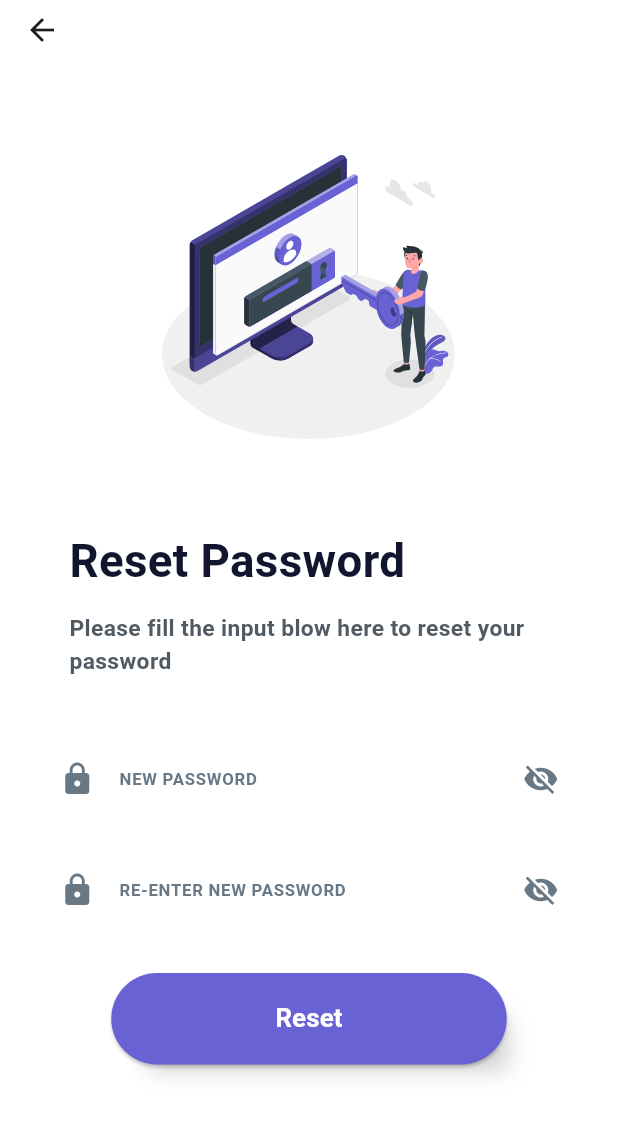
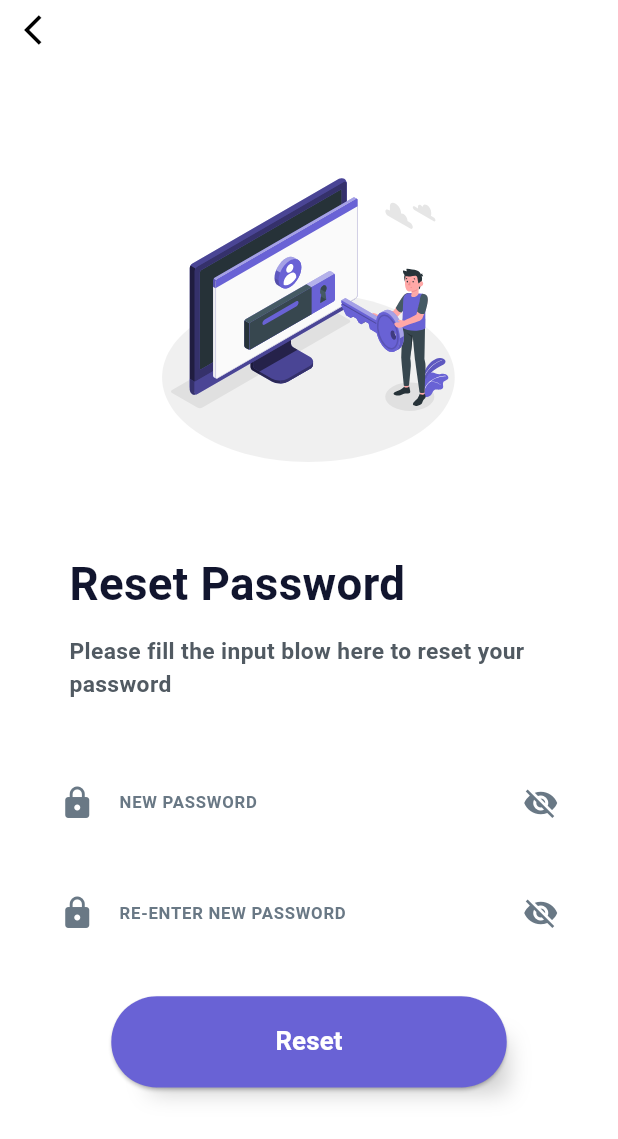
Before and after one commit to ahmed-taha1/Holdy-front-end, a Flutter app: the OtpValidationView screen opened by its route, after a tap on "Proceed", on a phone screen of 412 x 824 dp. Shown: the top 1139 px of the screen. Run offline on Flutter 3.47's test engine with Material 3 defaults, Android fonts, the phone set to English and light mode, and no system bars; our stand-ins replace flutter_screenutil, flutter_svg, go_router.

Commit message:
custom app bar added

```diff
--- a/lib/accounts_protector_app.dart
+++ b/lib/accounts_protector_app.dart
@@ -19,8 +19,8 @@ class AccountsProtectorApp extends StatelessWidget {
         theme: ThemeData(
           fontFamily: 'KinesisPro',
           scaffoldBackgroundColor: AppColors.white,
-          primaryColor: AppColors.blackPurple,
-          primarySwatch: Colors.grey,
+          // primaryColor: AppColors.blackPurple,
+          // primarySwatch: Colors.grey,
           // colorScheme: ColorScheme.fromSeed(seedColor: Colors.blue),
           // useMaterial3: true,
           textTheme: ThemeData.light().textTheme,
--- a/lib/core/routing/app_router.dart
+++ b/lib/core/routing/app_router.dart
@@ -29,6 +29,6 @@ abstract class AppRouter {
           path: Routes.platformsView.path,
           builder: (context, state) => const PlatformsView()),
     ],
-    initialLocation: Routes.platformsView.path,
+    initialLocation: Routes.loginView.path,
   );
 }
--- /dev/null
+++ b/lib/core/widgets/custom_app_app_bar_with_back.dart
@@ -0,0 +1,28 @@
+import 'package:flutter/material.dart';
+import 'package:flutter_screenutil/flutter_screenutil.dart';
+import 'package:go_router/go_router.dart';
+
+class CustomAppBarWithBack extends StatelessWidget implements PreferredSizeWidget{
+  const CustomAppBarWithBack({super.key});
+
+  @override
+  Widget build(BuildContext context) {
+    return AppBar(
+      leading: GestureDetector(
+        onTap: () {
+          context.pop();
+        },
+        child: const Icon(
+          Icons.arrow_back_ios,
+          color: Colors.black,
+        ),
+      ),
+      backgroundColor: Colors.transparent,
+      elevation: 0,
+      toolbarHeight: 40.h,
+    );
+  }
+
+  @override
+  Size get preferredSize => const Size.fromHeight(kToolbarHeight);
+}
--- a/lib/features/authentication/ui/views/otp_validation_view.dart
+++ b/lib/features/authentication/ui/views/otp_validation_view.dart
@@ -1,5 +1,6 @@
 import 'package:flutter/material.dart';
 import 'package:flutter_screenutil/flutter_screenutil.dart';
+import '../../../../core/widgets/custom_app_app_bar_with_back.dart';
 import '../widgets/otp_validation_widgets/otp_validation_body.dart';
 
 class OtpValidationView extends StatelessWidget {
@@ -7,15 +8,10 @@ class OtpValidationView extends StatelessWidget {
 
   @override
   Widget build(BuildContext context) {
-    return Scaffold(
+    return const Scaffold(
       extendBodyBehindAppBar: true,
-      appBar: AppBar(
-        backgroundColor: Colors.transparent,
-        elevation: 0,
-        // scrolledUnderElevation: 5,
-        toolbarHeight: 40.h,
-      ),
-      body: const OtpValidationViewBody(),
+      appBar: CustomAppBarWithBack(),
+      body: OtpValidationViewBody(),
     );
   }
 }
--- a/lib/features/authentication/ui/views/reset_password_view.dart
+++ b/lib/features/authentication/ui/views/reset_password_view.dart
@@ -1,6 +1,6 @@
 import 'package:flutter/material.dart';
 import 'package:flutter_screenutil/flutter_screenutil.dart';
-
+import '../../../../core/widgets/custom_app_app_bar_with_back.dart';
 import '../widgets/reset_password_widgets/reset_password_view_body.dart';
 
 class ResetPasswordView extends StatelessWidget {
@@ -8,15 +8,10 @@ class ResetPasswordView extends StatelessWidget {
 
   @override
   Widget build(BuildContext context) {
-    return Scaffold(
+    return const Scaffold(
       extendBodyBehindAppBar: true,
-      appBar: AppBar(
-        backgroundColor: Colors.transparent,
-        elevation: 0,
-        // scrolledUnderElevation: 5,
-        toolbarHeight: 40.h,
-      ),
-      body: const ResetPasswordViewBody(),
+      appBar: CustomAppBarWithBack(),
+      body: ResetPasswordViewBody(),
     );
   }
 }
--- a/lib/features/authentication/ui/widgets/Register_widgets/register_view_body.dart
+++ b/lib/features/authentication/ui/widgets/Register_widgets/register_view_body.dart
@@ -23,6 +23,7 @@ class RegisterViewBody extends StatelessWidget {
     TextEditingController rePasswordController = TextEditingController();
 
     return SingleChildScrollView(
+      physics: const BouncingScrollPhysics(),
       child: Padding(
         padding: EdgeInsets.symmetric(horizontal: 25.w),
         child: Column(
--- a/lib/features/authentication/ui/widgets/forgot_password_widgets/forgot_password_view_body.dart
+++ b/lib/features/authentication/ui/widgets/forgot_password_widgets/forgot_password_view_body.dart
@@ -19,6 +19,7 @@ class ForgotPasswordViewBody extends StatelessWidget {
       child: SizedBox(
         height: double.infinity,
         child: SingleChildScrollView(
+          physics: const BouncingScrollPhysics(),
           child: Column(
             children: [
               verticalSpace(50),
--- a/lib/features/authentication/ui/widgets/login_widgets/login_view_body.dart
+++ b/lib/features/authentication/ui/widgets/login_widgets/login_view_body.dart
@@ -16,10 +16,10 @@ class LoginViewBody extends StatelessWidget {
   Widget build(BuildContext context) {
     TextEditingController emailController = TextEditingController();
     TextEditingController passwordController = TextEditingController();
-    return SafeArea(
-      child: SizedBox(
+    return SizedBox(
       height: double.infinity,
       child: SingleChildScrollView(
+        physics: const BouncingScrollPhysics(),
         padding: EdgeInsets.symmetric(vertical: 5.h),
         child: Column(
           children: [
@@ -87,7 +87,6 @@ class LoginViewBody extends StatelessWidget {
           ],
         ),
       ),
-      ),
     );
   }
 }
--- a/lib/features/authentication/ui/widgets/otp_validation_widgets/otp_validation_body.dart
+++ b/lib/features/authentication/ui/widgets/otp_validation_widgets/otp_validation_body.dart
@@ -21,6 +21,7 @@ class OtpValidationViewBody extends StatelessWidget {
       child: SizedBox(
         height: double.infinity,
         child: SingleChildScrollView(
+          physics: const BouncingScrollPhysics(),
           child: Column(
             children: [
               verticalSpace(50),
--- a/lib/features/authentication/ui/widgets/reset_password_widgets/reset_password_view_body.dart
+++ b/lib/features/authentication/ui/widgets/reset_password_widgets/reset_password_view_body.dart
@@ -17,6 +17,7 @@ class ResetPasswordViewBody extends StatelessWidget {
       child: SizedBox(
         height: double.infinity,
         child: SingleChildScrollView(
+          physics: const BouncingScrollPhysics(),
           child: Column(
             children: [
               verticalSpace(50),
```
Also changed, not shown: lib/features/authentication/ui/views/forgot_password_view.dart (+6 -8 lines), lib/features/authentication/ui/views/register_view.dart (+5 -8 lines). Lines whose indentation alone changed are shown as unchanged.
